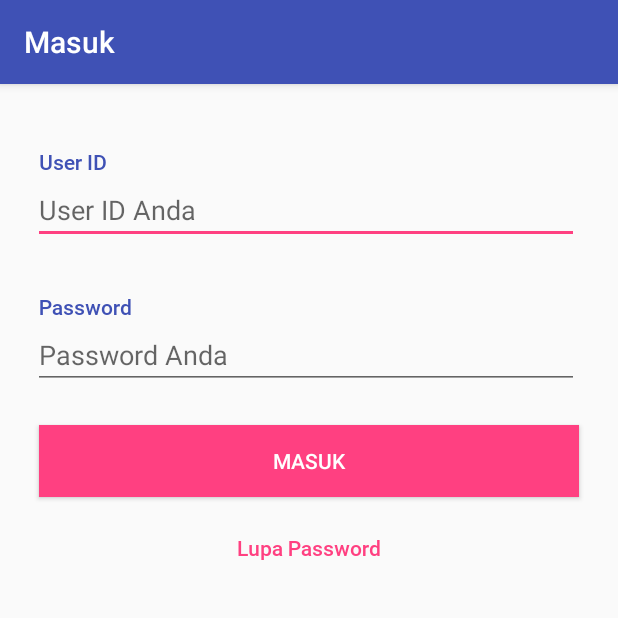
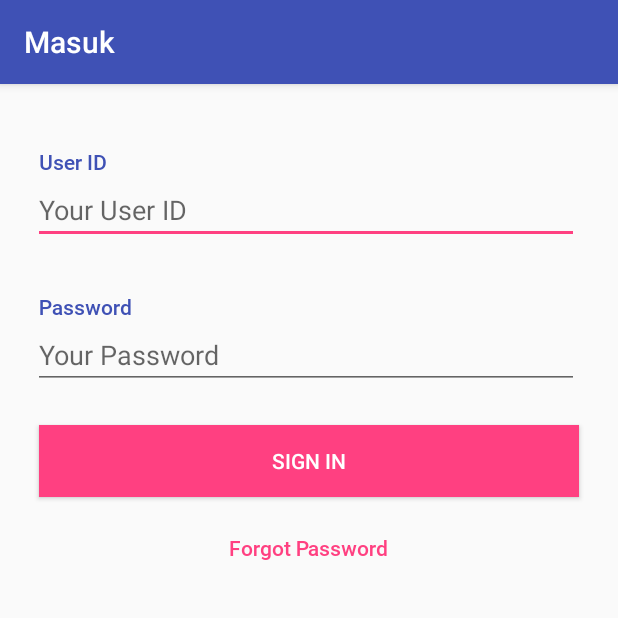
Before and after one commit to flipboxstudio/mvvm-starter, an Android app: the screen it shows after launch (AuthActivity), on a phone screen of 412 x 824 dp, the top half of it. Run offline under Robolectric (Android 15) with nearby library versions, the phone set to English and light mode, and no system bars; our stand-ins replace EventBus, data binding.

Commit message:
[update] add splash screen, vector drawables, some new styles, menu item

```diff
--- a/app/build.gradle
+++ b/app/build.gradle
@@ -11,11 +11,12 @@ android {
         versionCode 1
         versionName "1.0"
         testInstrumentationRunner "android.support.test.runner.AndroidJUnitRunner"
+        vectorDrawables.useSupportLibrary = true
     }
     buildTypes {
         release {
             minifyEnabled false
-            proguardFiles getDefaultProguardFile('proguard-android.txt'), 'proguard-rules.pro'
+            proguardFiles getDefaultProguardFile('proguard-android-optimize.txt'), 'proguard-rules.pro'
         }
     }
 
--- a/app/src/main/java/id/co/flipbox/mvvmstarter/utils/constants/I.java
+++ b/app/src/main/java/id/co/flipbox/mvvmstarter/utils/constants/I.java
@@ -6,6 +6,7 @@ package id.co.flipbox.mvvmstarter.utils.constants;
 
 public class I
 {
-    public static final int HTTP_NO_CONTENT     = 204;
-    public static final int CAMERA_REQUEST_CODE = 999;
+    public static final int HTTP_NO_CONTENT       = 204;
+    public static final int CAMERA_REQUEST_CODE   = 999;
+    public static final int SPLASH_DISPLAY_LENGTH = 500;
 }
--- /dev/null
+++ b/app/src/main/java/id/co/flipbox/mvvmstarter/views/activities/SplashActivity.java
@@ -0,0 +1,29 @@
+package id.co.flipbox.mvvmstarter.views.activities;
+
+import android.content.Intent;
+import android.os.Bundle;
+import android.os.Handler;
+
+import id.co.flipbox.mvvmstarter.utils.constants.I;
+
+
+public class SplashActivity extends BaseActivity
+{
+    @Override
+    protected void onCreate (Bundle savedInstanceState)
+    {
+        super.onCreate(savedInstanceState);
+
+        //wait time, simulate any data that you need to fetch before going into main activities
+        new Handler().postDelayed(new Runnable()
+        {
+            @Override
+            public void run ()
+            {
+                Intent mainIntent = new Intent(SplashActivity.this, AuthActivity.class);
+                startActivity(mainIntent);
+                finish();
+            }
+        }, I.SPLASH_DISPLAY_LENGTH);
+    }
+}
--- /dev/null
+++ b/app/src/main/res/drawable/background_splash_screen.xml
@@ -0,0 +1,10 @@
+<?xml version="1.0" encoding="utf-8"?>
+<layer-list xmlns:android="http://schemas.android.com/apk/res/android">
+    <item android:drawable="@color/colorPrimaryDark" />
+
+    <item>
+        <bitmap
+            android:gravity="center"
+            android:src="@mipmap/ic_launcher" />
+    </item>
+</layer-list>
--- a/app/src/main/res/values/attrs.xml
+++ b/app/src/main/res/values/attrs.xml
@@ -1,6 +1,6 @@
 <?xml version="1.0" encoding="utf-8"?>
 <resources>
     <declare-styleable name="CustomTextView">
-        <attr name="fontPath" format="string"/>
+        <attr name="fontPath" format="string" />
     </declare-styleable>
 </resources>
--- a/app/src/main/res/values/strings.xml
+++ b/app/src/main/res/values/strings.xml
@@ -2,17 +2,20 @@
     <string name="app_name">MVVM Starter</string>
     <string name="email_label">Email</string>
     <string name="password_label">Password</string>
-    <string name="sign_in_label">Masuk</string>
-    <string name="forgot_password_label">Lupa Password</string>
-    <string name="password_hint">Password Anda</string>
-    <string name="email_hint">Alamat email Anda</string>
+    <string name="sign_in_label">Sign In</string>
+    <string name="forgot_password_label">Forgot Password</string>
+    <string name="password_hint">Your Password</string>
+    <string name="email_hint">Your email address</string>
     <string name="user_id_label">User ID</string>
-    <string name="user_id_hint">User ID Anda</string>
-    <string name="reset_password_instruction">Kami akan mengirimkan email berisi tautan menuju halaman untuk mereset password Anda.</string>
-    <string name="kirim_label">Kirim</string>
+    <string name="user_id_hint">Your User ID</string>
+    <string name="reset_password_instruction">We will send a link to your email for your reset password action.</string>
+    <string name="kirim_label">Send</string>
 
     <!-- TODO: Remove or change this placeholder text -->
     <string name="hello_blank_fragment">Hello blank fragment</string>
     <string name="permission_camera_granted">Permission Granted!</string>
     <string name="permission_camera_denied">Permission Denied!</string>
+    <string name="search">Search</string>
+    <string name="logout">Logout</string>
+    <string name="about">About</string>
 </resources>
--- a/app/src/main/res/values/styles.xml
+++ b/app/src/main/res/values/styles.xml
@@ -6,6 +6,23 @@
         <item name="colorPrimary">@color/colorPrimary</item>
         <item name="colorPrimaryDark">@color/colorPrimaryDark</item>
         <item name="colorAccent">@color/colorAccent</item>
+    </style>
+
+    <style name="AppTheme.NoActionBar">
+        <item name="windowActionBar">false</item>
+        <item name="windowNoTitle">true</item>
+        <item name="actionBarTheme">@style/MainMenu</item>
+    </style>
+
+    <style name="SplashTheme" parent="AppTheme.NoActionBar">
+        <item name="android:windowBackground">@drawable/background_splash_screen</item>
+    </style>
+
+    <style name="MainMenu" parent="ThemeOverlay.AppCompat.ActionBar">
+        <item name="titleTextColor">@android:color/white</item>
+        <!--change overflow icon color-->
+        <item name="android:textColorSecondary">@android:color/white</item>
+        <item name="colorControlNormal">@android:color/white</item>
     </style>
 
     <style name="TextAppearance.Small" parent="android:TextAppearance">
@@ -55,8 +72,14 @@
         <item name="android:textColor">@color/textInactive</item>
         <item name="android:background">#dddddd</item>
     </style>
+
     <style name="Button.Active" parent="Button">
         <item name="android:textColor">#ffffff</item>
         <item name="android:background">@color/colorAccent</item>
     </style>
+
+    <style name="Button.BorderOnly" parent="Button">
+        <item name="android:textColor">@color/colorAccent</item>
+        <item name="android:background">@drawable/background_button_bordered</item>
+    </style>
 </resources>
--- a/build.gradle
+++ b/build.gradle
@@ -5,7 +5,7 @@ buildscript {
         jcenter()
     }
     dependencies {
-        classpath 'com.android.tools.build:gradle:2.2.2'
+        classpath 'com.android.tools.build:gradle:2.2.3'
 
         // NOTE: Do not place your application dependencies here; they belong
         // in the individual module build.gradle files
```
Also changed, not shown: app/src/main/AndroidManifest.xml (+18 -16 lines), app/src/main/java/id/co/flipbox/mvvmstarter/views/activities/ViewPagerActivity.java (+26 -0 lines), app/src/main/res/drawable/background_button_bordered.xml (added, +8 -0 lines), app/src/main/res/drawable/ic_search_white_24dp.xml (added, +9 -0 lines), app/src/main/res/menu/main_menu.xml (added, +20 -0 lines), 1 other file.
